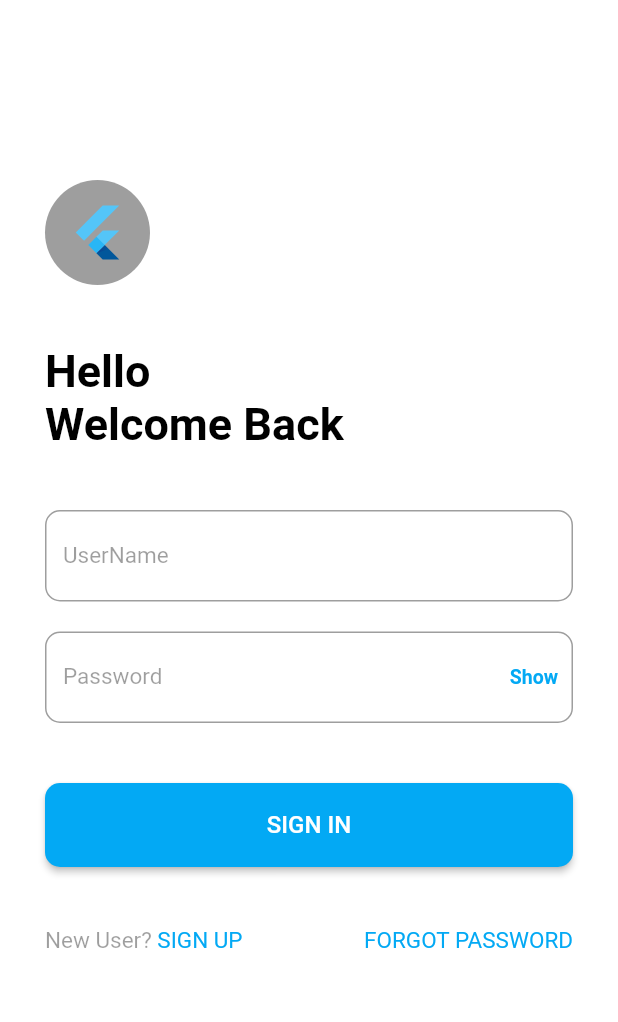
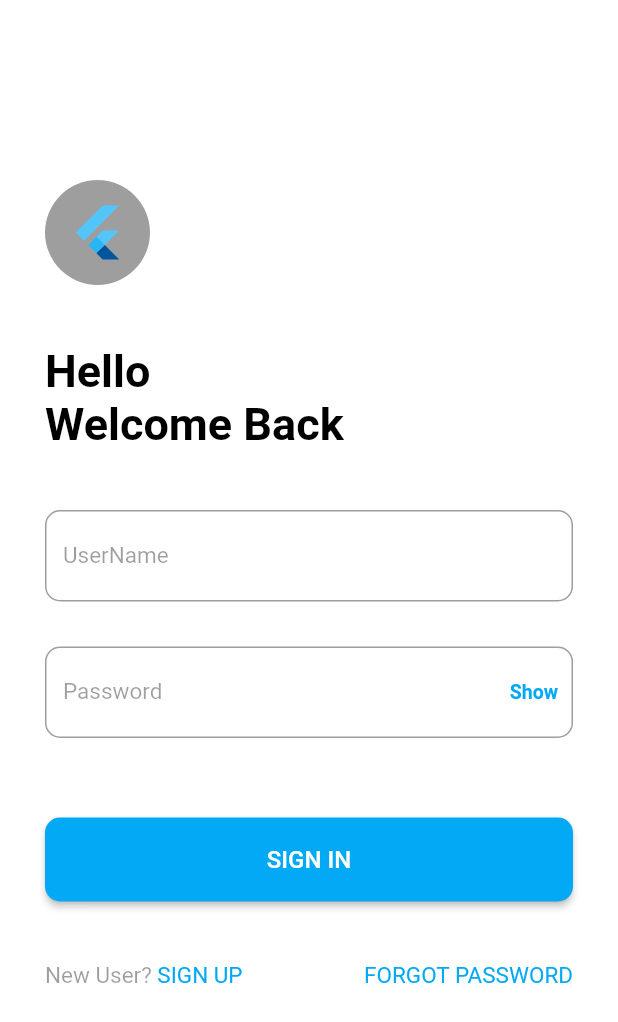
Before and after one commit to kienha-dev/flutter_begin, a Flutter app: the screen it shows after launch, on a phone screen of 412 x 824 dp. Shown: the top 1022 px of the screen. Run offline on Flutter 3.47's test engine with Material 2 defaults, Android fonts, the phone set to English and light mode, and no system bars; our stand-ins replace image_picker, shared_preferences.

Commit message:
Update page login

```diff
--- a/lib/src/blocs/login_bloc.dart
+++ b/lib/src/blocs/login_bloc.dart
@@ -1,6 +1,4 @@
 import 'dart:async';
-
-import 'package:flutter_first_app/src/validators/validations.dart';
 
 class LoginBloc {
   StreamController userController = new StreamController();
@@ -9,7 +7,7 @@ class LoginBloc {
   Stream get userStream => userController.stream;
   Stream get passStream => passController.stream;
 
-  bool isValidInfor(String username, String pass) {
+  /*bool isValidInfor(String username, String pass) {
     if (!Validations.isValidUser(username)) {
       userController.sink.addError("Tài khoản không hợp lệ");
       return false;
@@ -21,7 +19,7 @@ class LoginBloc {
     }
     passController.sink.add("OK");
     return true;
-  }
+  }*/
   void dispose(){
     userController.close();
     passController.close();
--- a/lib/src/resource/login_page.dart
+++ b/lib/src/resource/login_page.dart
@@ -2,20 +2,75 @@ import 'package:flutter/gestures.dart';
 import 'package:flutter/material.dart';
 import 'package:flutter_first_app/src/blocs/login_bloc.dart';
 import 'package:flutter_first_app/src/resource/register_page.dart';
-
+import 'package:http/http.dart' as http;
+import 'dart:async';
+import 'dart:convert';
+import 'forgot_pass.dart';
 import 'home_page.dart';
+import 'package:shared_preferences/shared_preferences.dart';
 
 class LoginPage extends StatefulWidget {
   @override
   _LoginPageState createState() => _LoginPageState();
 }
 
+Future<bool> SavePre(bool check) async {
+  SharedPreferences prefs = await SharedPreferences.getInstance();
+  prefs.setBool("check", check);
+  return prefs.commit();
+}
+Future<bool> Savetoken(String token) async {
+  SharedPreferences prefs = await SharedPreferences.getInstance();
+  prefs.setString("token", token);
+  return prefs.commit();
+}
+
 class _LoginPageState extends State<LoginPage> {
   LoginBloc bloc = new LoginBloc();
   bool _showpass = false;
-
+  int statusCode;
+  String messega = "";
+  bool isKYCVerified;
+  String token = null;
+  var extra;
   TextEditingController _userController = new TextEditingController();
   TextEditingController _passController = new TextEditingController();
+
+  String url = 'http://142.93.253.93:81/web-api/login';
+  Future<String> GetData() async {
+    var respone = await http.post(Uri.encodeFull(url), headers: {
+      "Accept": "application/json"
+    }, body: {
+      "username": _userController.text,
+      "password": _passController.text
+    });
+
+    extra = json.decode(respone.body);
+    statusCode = extra["statusCode"];
+    var data = extra["data"];
+    var user = data["user"];
+    isKYCVerified = user["isKYCVerified"];
+    token = data["token"];
+    print(token);
+    if (statusCode == 1) {
+      messega = "";
+      Savetoken(token);
+      SavePre(isKYCVerified).then((bool committed) {
+        Navigator.push(
+            context, MaterialPageRoute(builder: (context) => HomePage()));
+      });
+    } else {
+      setState(() {
+        messega = extra["message"];
+      });
+    }
+  }
+
+  @override
+  initState() {
+    super.initState();
+    // Add listeners to this class
+  }
 
   @override
   Widget build(BuildContext context) {
@@ -51,49 +106,39 @@ class _LoginPageState extends State<LoginPage> {
                         fontWeight: FontWeight.bold)),
               ),
               Padding(
-                padding: const EdgeInsets.fromLTRB(0, 0, 0, 20),
-                child: StreamBuilder(
-                    stream: bloc.userStream,
-                    builder: (context, snapshot) => TextField(
+                  padding: const EdgeInsets.fromLTRB(0, 0, 0, 30),
+                  child: TextField(
                     controller: _userController,
                     style: TextStyle(fontSize: 18, color: Colors.black),
                     decoration: InputDecoration(
                         border: OutlineInputBorder(
-                                  borderSide: BorderSide(
-                                      color: Colors.black26, width: 1),
+                            borderSide:
+                                BorderSide(color: Colors.black26, width: 1),
                             borderRadius:
                                 BorderRadius.all(Radius.circular(10))),
                         labelText: "UserName",
-                              errorText:
-                                  snapshot.hasError ? snapshot.error : null,
-                              labelStyle: TextStyle(
-                                  color: Colors.black38, fontSize: 15)),
+                        labelStyle:
+                            TextStyle(color: Colors.black38, fontSize: 15)),
                   )),
-              ),
               Padding(
-                padding: const EdgeInsets.fromLTRB(0, 0, 0, 40),
+                padding: const EdgeInsets.fromLTRB(0, 0, 0, 20),
                 child: Stack(
                   alignment: AlignmentDirectional.centerEnd,
                   children: <Widget>[
-                    StreamBuilder(
-                        stream: bloc.passStream,
-                        builder: (context, snapshot) => TextField(
+                    TextField(
                       controller: _passController,
-                              style:
-                                  TextStyle(fontSize: 18, color: Colors.black),
+                      style: TextStyle(fontSize: 18, color: Colors.black),
                       obscureText: !_showpass,
                       decoration: InputDecoration(
                           border: OutlineInputBorder(
-                                      borderSide: BorderSide(
-                                          color: Colors.black26, width: 1),
-                                      borderRadius: BorderRadius.all(
-                                          Radius.circular(10))),
-                                  errorText:
-                                      snapshot.hasError ? snapshot.error : null,
+                              borderSide:
+                                  BorderSide(color: Colors.black26, width: 1),
+                              borderRadius:
+                                  BorderRadius.all(Radius.circular(10))),
                           labelText: "Password",
-                                  labelStyle: TextStyle(
-                                      color: Colors.black38, fontSize: 15)),
-                            )),
+                          labelStyle:
+                              TextStyle(color: Colors.black38, fontSize: 15)),
+                    ),
                     Padding(
                       padding: const EdgeInsets.fromLTRB(0, 0, 10, 0),
                       child: GestureDetector(
@@ -109,6 +154,18 @@ class _LoginPageState extends State<LoginPage> {
                     )
                   ],
                 ),
+              ),
+              Padding(
+                padding: const EdgeInsets.fromLTRB(0, 0, 0, 15),
+                child: Container(
+                    alignment: AlignmentDirectional.center,
+                    child: Text(
+                      messega,
+                      style: TextStyle(
+                          fontSize: 15,
+                          fontWeight: FontWeight.bold,
+                          color: Colors.red),
+                    )),
               ),
               Padding(
                 padding: const EdgeInsets.fromLTRB(0, 0, 0, 0),
@@ -151,10 +208,20 @@ class _LoginPageState extends State<LoginPage> {
                                     color: Colors.lightBlue, fontSize: 15)),
                           ]),
                     ),
-                    Container(
-                      child: Text("FORGOT PASSWORD",
-                          style:
-                              TextStyle(color: Colors.lightBlue, fontSize: 15)),
+                    RichText(
+                      text: TextSpan(
+                        text: "FORGOT PASSWORD",
+                        style: TextStyle(
+                          color: Colors.lightBlue, fontSize: 15),
+                        recognizer: TapGestureRecognizer()
+                          ..onTap = (){
+                            Navigator.push(
+                                context,
+                                MaterialPageRoute(
+                                    builder: (context) =>
+                                        ForgotPass()));
+                          }
+                      ),
                     )
                   ],
                 ),
@@ -167,12 +234,7 @@ class _LoginPageState extends State<LoginPage> {
   }
 
   void onSignInClick() {
-    setState(() {
-      if (bloc.isValidInfor(_userController.text, _passController.text)) {
-        Navigator.push(
-            context, MaterialPageRoute(builder: (context) => HomePage()));
-      }
-    });
+    GetData();
   }
 
   void onShowPass() {
```
Also changed, not shown: lib/src/reponsitory/upload_image.dart (added, +15 -0 lines), lib/src/resource/forgot_pass.dart (added, +18 -0 lines), lib/src/resource/home_page.dart (+111 -3 lines), pubspec.yaml (+7 -1 lines), pubspec.lock, 6 other files. Lines whose indentation alone changed are shown as unchanged.
